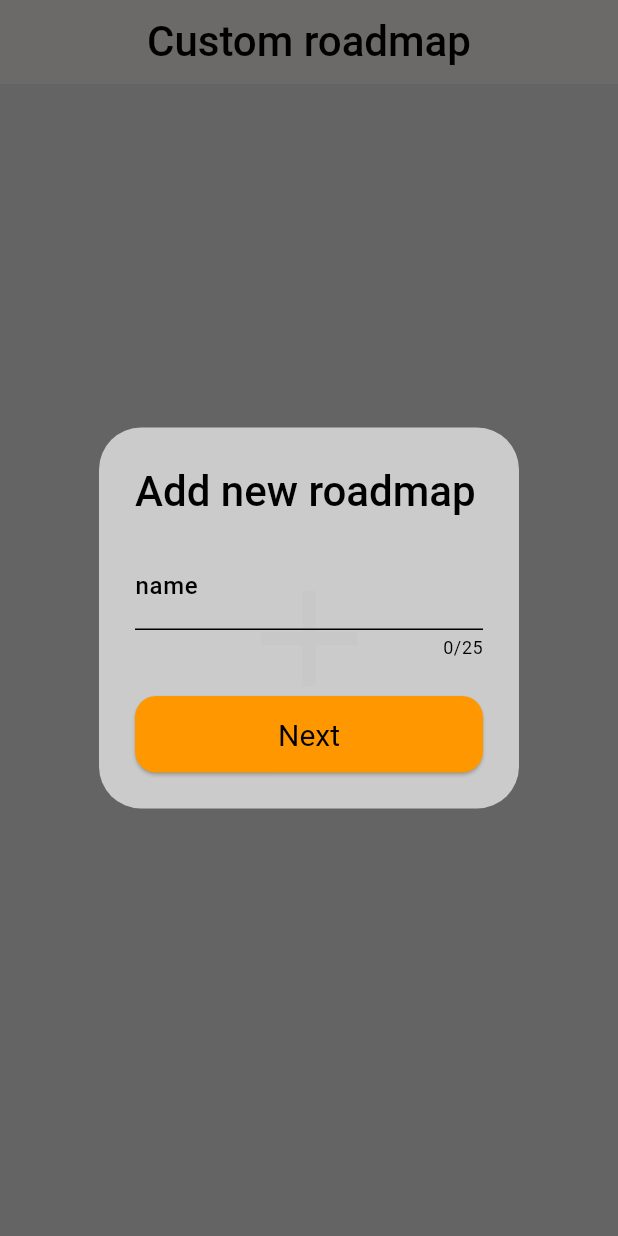
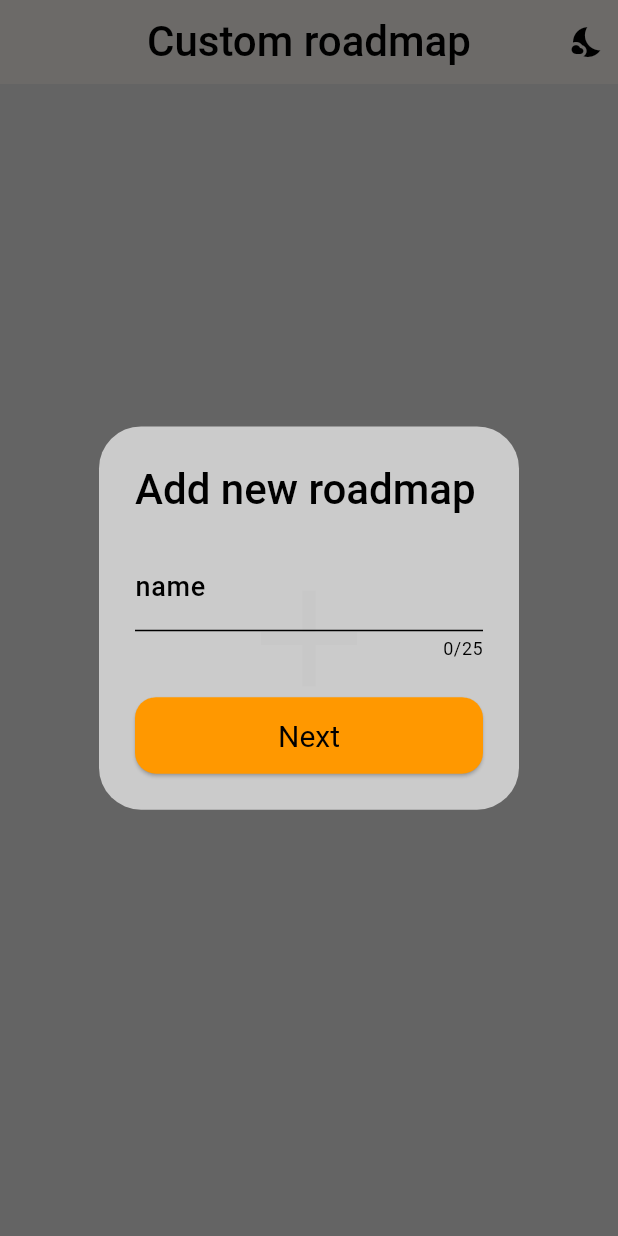
Before and after one commit to Fileurix3/custom_roadmap, a Flutter app: the screen it shows after launch, after a tap on the "add" icon, on a phone screen of 412 x 824 dp. Run offline on Flutter 3.47's test engine with Material 3 defaults, Android fonts, the phone set to English and light mode, and no system bars; our stand-ins replace flutter_slidable, shared_preferences, sqflite; accounts and stored records are empty.

Commit message:
added edit and delete roadmap element dark mode

```diff
--- a/lib/main.dart
+++ b/lib/main.dart
@@ -1,21 +1,42 @@
 import 'package:custom_roadmap/pages/home_page.dart';
 import 'package:custom_roadmap/pages/roadmap_page.dart';
+import 'package:custom_roadmap/provider/theme_provider.dart';
 import 'package:custom_roadmap/theme.dart';
 import 'package:flutter/material.dart';
+import 'package:provider/provider.dart';
+import 'package:shared_preferences/shared_preferences.dart';
 
 void main() async {
-  runApp(const MyApp());
+  WidgetsFlutterBinding.ensureInitialized();
+  final SharedPreferences prefs = await SharedPreferences.getInstance();
+  runApp(
+    MultiProvider(
+      providers: [
+        ChangeNotifierProvider(
+          create: (_) => ThemeProvider(),
+        ),
+      ],
+      child: MyApp(
+        sharedPreferences: prefs,
+      ),
+    ),
+  );
 }
 
 class MyApp extends StatelessWidget {
-  const MyApp({super.key});
+  final SharedPreferences sharedPreferences;
+
+  const MyApp({super.key, required this.sharedPreferences});
 
   @override
   Widget build(BuildContext context) {
     return MaterialApp(
-      theme: lightTheme,
+      theme: Provider.of<ThemeProvider>(context).darkTheme == false
+          ? lightTheme
+          : darkTheme,
       home: const HomePage(),
       routes: {
+        "/homePage": (context) => const HomePage(),
         "/roadmapPage": (context) => const RoadmapPage(),
       },
     );
--- a/lib/pages/home_page.dart
+++ b/lib/pages/home_page.dart
@@ -1,7 +1,9 @@
 import 'package:custom_roadmap/model/roadmap_summary.dart';
+import 'package:custom_roadmap/provider/theme_provider.dart';
 import 'package:custom_roadmap/services/custom_roadmap_services.dart';
 import 'package:flutter/material.dart';
 import 'package:flutter_slidable/flutter_slidable.dart';
+import 'package:provider/provider.dart';
 
 class HomePage extends StatefulWidget {
   const HomePage({super.key});
@@ -81,7 +83,7 @@ class _HomePageState extends State<HomePage> {
       context: context,
       builder: (coontext) {
         return AlertDialog(
-          title: const Text("First element roadmap"),
+          title: const Text("First element"),
           content: Column(
             mainAxisSize: MainAxisSize.min,
             children: [
@@ -96,7 +98,6 @@ class _HomePageState extends State<HomePage> {
                 controller: descriptionController,
                 decoration: const InputDecoration(labelText: "Description"),
                 style: Theme.of(context).textTheme.bodyMedium,
-                maxLength: 254,
                 minLines: 1,
                 maxLines: 5,
               ),
@@ -158,10 +159,47 @@ class _HomePageState extends State<HomePage> {
   Widget build(BuildContext context) {
     return Scaffold(
       appBar: AppBar(
+        automaticallyImplyLeading: false,
         title: Text(
           "Custom roadmap",
           style: Theme.of(context).textTheme.headlineSmall,
         ),
+        actions: [
+          Consumer<ThemeProvider>(
+            builder: (context, themeProvider, child) {
+              return Padding(
+                padding: const EdgeInsets.all(2),
+                child: InkWell(
+                  borderRadius: BorderRadius.circular(100),
+                  onTap: () {
+                    themeProvider.toggleTheme();
+                  },
+                  child: Padding(
+                    padding: const EdgeInsets.all(6),
+                    child: AnimatedSwitcher(
+                      duration: const Duration(milliseconds: 100),
+                      transitionBuilder: (child, animation) {
+                        return ScaleTransition(
+                          scale: animation,
+                          child: child,
+                        );
+                      },
+                      child: themeProvider.darkTheme == false
+                          ? const Icon(
+                              Icons.nights_stay,
+                              key: ValueKey<int>(1),
+                            )
+                          : const Icon(
+                              Icons.light_mode,
+                              key: ValueKey<int>(2),
+                            ),
+                    ),
+                  ),
+                ),
+              );
+            },
+          ),
+        ],
       ),
       body: FutureBuilder<List<RoadmapSummary>>(
         future: roadmapName,
--- /dev/null
+++ b/lib/provider/theme_provider.dart
@@ -0,0 +1,32 @@
+import 'package:flutter/material.dart';
+import 'package:shared_preferences/shared_preferences.dart';
+
+class ThemeProvider extends ChangeNotifier {
+  bool _isLoading = true;
+  bool get isLoading => _isLoading;
+
+  bool _darkTheme = false;
+  bool get darkTheme => _darkTheme;
+
+  ThemeProvider() {
+    _loadTheme();
+  }
+
+  void toggleTheme() {
+    _darkTheme = !_darkTheme;
+    _saveTheme();
+    notifyListeners();
+  }
+
+  void _loadTheme() async {
+    SharedPreferences prefs = await SharedPreferences.getInstance();
+    _darkTheme = prefs.getBool("darkTheme") ?? false;
+    _isLoading = false;
+    notifyListeners();
+  }
+
+  void _saveTheme() async {
+    SharedPreferences prefs = await SharedPreferences.getInstance();
+    prefs.setBool("darkTheme", _darkTheme);
+  }
+}
--- a/lib/theme.dart
+++ b/lib/theme.dart
@@ -10,6 +10,7 @@ const TextTheme textTheme = TextTheme(
     decoration: TextDecoration.lineThrough,
     decorationThickness: 2.0,
   ),
+  labelLarge: TextStyle(fontSize: 24, fontWeight: FontWeight.w500),
   labelMedium: TextStyle(fontSize: 22, fontWeight: FontWeight.w400),
   bodyMedium: TextStyle(fontSize: 18),
 );
@@ -34,7 +35,7 @@ ButtonStyle elevationButtonStyle(Color mainColor, Color textColor) =>
 InputDecorationTheme inputDecoration(Color? mainColor) => InputDecorationTheme(
       prefixIconColor: mainColor,
       suffixIconColor: mainColor,
-      labelStyle: const TextStyle(fontSize: 16, fontWeight: FontWeight.w500),
+      labelStyle: const TextStyle(fontSize: 18, fontWeight: FontWeight.w500),
       enabledBorder: UnderlineInputBorder(
         borderSide: BorderSide(color: mainColor!),
       ),
--- a/pubspec.yaml
+++ b/pubspec.yaml
@@ -37,6 +37,8 @@ dependencies:
   sqflite: ^2.3.3+1
   path: ^1.9.0
   flutter_slidable: ^3.1.0
+  provider: ^6.1.2
+  shared_preferences: ^2.2.3
 
 dev_dependencies:
   flutter_test:
```
Also changed, not shown: lib/pages/roadmap_page.dart (+6 -1 lines), lib/services/custom_roadmap_services.dart (+25 -0 lines), lib/widgets/roadmap element/edit_roadmap_element.dart (added, +124 -0 lines), lib/widgets/roadmap element/viewing_roadmap_element.dart (added, +45 -0 lines), lib/widgets/roadmap_element_drawer.dart (+26 -29 lines), lib/widgets/settings_drawer.dart (deleted), pubspec.lock, 1 other file.
